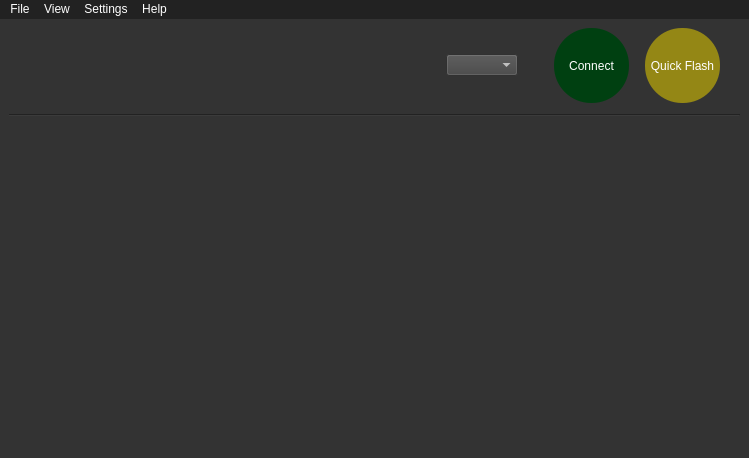
This is configurator/mainwindow.ui in IDV7/betterflight as Qt 5 draws it before an edit. The edited form follows.
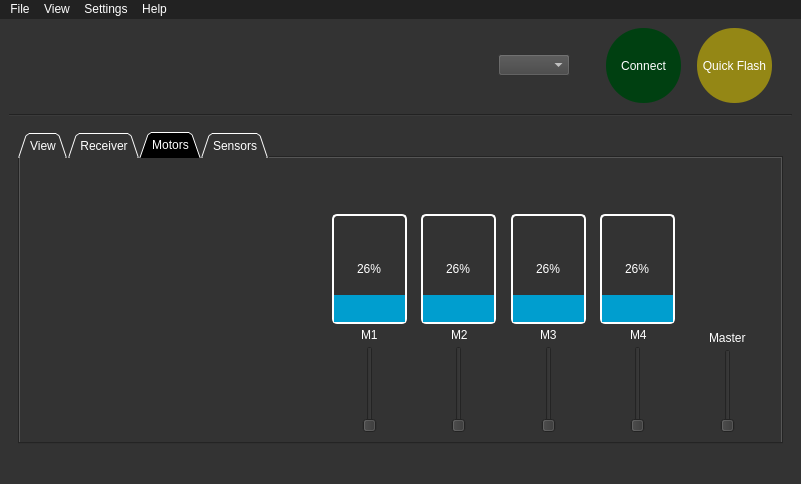
This is the edited form.

Diff of the .ui file:
```diff
--- a/configurator/mainwindow.ui
+++ b/configurator/mainwindow.ui
@@ -6,8 +6,8 @@
    <rect>
     <x>0</x>
     <y>0</y>
-    <width>749</width>
-    <height>458</height>
+    <width>801</width>
+    <height>484</height>
    </rect>
   </property>
   <property name="windowTitle">
@@ -68,7 +68,7 @@
         <property name="sizeHint" stdset="0">
          <size>
           <width>40</width>
-          <height>75</height>
+          <height>0</height>
          </size>
         </property>
        </spacer>
@@ -349,7 +349,854 @@
           </item>
          </layout>
         </widget>
-        <widget class="QWidget" name="pSettings"/>
+        <widget class="QWidget" name="pConfigurator">
+         <layout class="QHBoxLayout" name="horizontalLayout_3" stretch="0">
+          <item>
+           <widget class="QTabWidget" name="twConfigTabs">
+            <property name="styleSheet">
+             <string notr="true">QTabBar::tab {background:gray;} QTabBar::tab:selected {background:black}</string>
+            </property>
+            <property name="tabPosition">
+             <enum>QTabWidget::North</enum>
+            </property>
+            <property name="tabShape">
+             <enum>QTabWidget::Triangular</enum>
+            </property>
+            <property name="currentIndex">
+             <number>2</number>
+            </property>
+            <widget class="QWidget" name="View">
+             <attribute name="title">
+              <string>View</string>
+             </attribute>
+            </widget>
+            <widget class="QWidget" name="Receiver">
+             <attribute name="title">
+              <string>Receiver</string>
+             </attribute>
+            </widget>
+            <widget class="QWidget" name="Motors">
+             <property name="styleSheet">
+              <string notr="true"/>
+             </property>
+             <attribute name="title">
+              <string>Motors</string>
+             </attribute>
+             <layout class="QHBoxLayout" name="horizontalLayout_19">
+              <item>
+               <spacer name="horizontalSpacer_24">
+                <property name="orientation">
+                 <enum>Qt::Horizontal</enum>
+                </property>
+                <property name="sizeHint" stdset="0">
+                 <size>
+                  <width>329</width>
+                  <height>20</height>
+                 </size>
+                </property>
+               </spacer>
+              </item>
+              <item>
+               <layout class="QVBoxLayout" name="verticalLayout_9">
+                <item>
+                 <spacer name="verticalSpacer_3">
+                  <property name="orientation">
+                   <enum>Qt::Vertical</enum>
+                  </property>
+                  <property name="sizeHint" stdset="0">
+                   <size>
+                    <width>20</width>
+                    <height>1</height>
+                   </size>
+                  </property>
+                 </spacer>
+                </item>
+                <item>
+                 <layout class="QHBoxLayout" name="horizontalLayout_18">
+                  <property name="spacing">
+                   <number>1</number>
+                  </property>
+                  <item>
+                   <layout class="QVBoxLayout" name="verticalLayout_8">
+                    <item>
+                     <layout class="QHBoxLayout" name="horizontalLayout_13">
+                      <item>
+                       <widget class="QProgressBar" name="progressBar_8">
+                        <property name="sizePolicy">
+                         <sizepolicy hsizetype="Fixed" vsizetype="Expanding">
+                          <horstretch>0</horstretch>
+                          <verstretch>0</verstretch>
+                         </sizepolicy>
+                        </property>
+                        <property name="minimumSize">
+                         <size>
+                          <width>75</width>
+                          <height>110</height>
+                         </size>
+                        </property>
+                        <property name="baseSize">
+                         <size>
+                          <width>0</width>
+                          <height>0</height>
+                         </size>
+                        </property>
+                        <property name="styleSheet">
+                         <string notr="true">QProgressBar {
+    border: 2px solid white;
+    border-radius: 5px;
+    background: transparent;
+}
+QProgressBar::chunk {
+    background-color: #009ecf;
+}</string>
+                        </property>
+                        <property name="value">
+                         <number>26</number>
+                        </property>
+                        <property name="alignment">
+                         <set>Qt::AlignCenter</set>
+                        </property>
+                        <property name="textVisible">
+                         <bool>true</bool>
+                        </property>
+                        <property name="orientation">
+                         <enum>Qt::Vertical</enum>
+                        </property>
+                       </widget>
+                      </item>
+                     </layout>
+                    </item>
+                    <item>
+                     <layout class="QHBoxLayout" name="horizontalLayout_14">
+                      <item>
+                       <spacer name="horizontalSpacer_16">
+                        <property name="orientation">
+                         <enum>Qt::Horizontal</enum>
+                        </property>
+                        <property name="sizeHint" stdset="0">
+                         <size>
+                          <width>0</width>
+                          <height>20</height>
+                         </size>
+                        </property>
+                       </spacer>
+                      </item>
+                      <item>
+                       <widget class="QLabel" name="label_10">
+                        <property name="sizePolicy">
+                         <sizepolicy hsizetype="Minimum" vsizetype="Preferred">
+                          <horstretch>0</horstretch>
+                          <verstretch>0</verstretch>
+                         </sizepolicy>
+                        </property>
+                        <property name="minimumSize">
+                         <size>
+                          <width>10</width>
+                          <height>0</height>
+                         </size>
+                        </property>
+                        <property name="text">
+                         <string>M1</string>
+                        </property>
+                       </widget>
+                      </item>
+                      <item>
+                       <spacer name="horizontalSpacer_17">
+                        <property name="orientation">
+                         <enum>Qt::Horizontal</enum>
+                        </property>
+                        <property name="sizeHint" stdset="0">
+                         <size>
+                          <width>0</width>
+                          <height>20</height>
+                         </size>
+                        </property>
+                       </spacer>
+                      </item>
+                     </layout>
+                    </item>
+                    <item>
+                     <layout class="QHBoxLayout" name="horizontalLayout_15">
+                      <item>
+                       <spacer name="horizontalSpacer_18">
+                        <property name="orientation">
+                         <enum>Qt::Horizontal</enum>
+                        </property>
+                        <property name="sizeHint" stdset="0">
+                         <size>
+                          <width>40</width>
+                          <height>20</height>
+                         </size>
+                        </property>
+                       </spacer>
+                      </item>
+                      <item>
+                       <widget class="QSlider" name="verticalSlider_9">
+                        <property name="sizePolicy">
+                         <sizepolicy hsizetype="Fixed" vsizetype="Expanding">
+                          <horstretch>0</horstretch>
+                          <verstretch>0</verstretch>
+                         </sizepolicy>
+                        </property>
+                        <property name="minimumSize">
+                         <size>
+                          <width>0</width>
+                          <height>75</height>
+                         </size>
+                        </property>
+                        <property name="maximumSize">
+                         <size>
+                          <width>16777215</width>
+                          <height>16777215</height>
+                         </size>
+                        </property>
+                        <property name="layoutDirection">
+                         <enum>Qt::LeftToRight</enum>
+                        </property>
+                        <property name="orientation">
+                         <enum>Qt::Vertical</enum>
+                        </property>
+                       </widget>
+                      </item>
+                      <item>
+                       <spacer name="horizontalSpacer_19">
+                        <property name="orientation">
+                         <enum>Qt::Horizontal</enum>
+                        </property>
+                        <property name="sizeHint" stdset="0">
+                         <size>
+                          <width>40</width>
+                          <height>20</height>
+                         </size>
+                        </property>
+                       </spacer>
+                      </item>
+                     </layout>
+                    </item>
+                   </layout>
+                  </item>
+                  <item>
+                   <layout class="QVBoxLayout" name="verticalLayout_7">
+                    <item>
+                     <layout class="QHBoxLayout" name="horizontalLayout_10">
+                      <item>
+                       <widget class="QProgressBar" name="progressBar_7">
+                        <property name="sizePolicy">
+                         <sizepolicy hsizetype="Fixed" vsizetype="Expanding">
+                          <horstretch>0</horstretch>
+                          <verstretch>0</verstretch>
+                         </sizepolicy>
+                        </property>
+                        <property name="minimumSize">
+                         <size>
+                          <width>75</width>
+                          <height>110</height>
+                         </size>
+                        </property>
+                        <property name="baseSize">
+                         <size>
+                          <width>0</width>
+                          <height>0</height>
+                         </size>
+                        </property>
+                        <property name="styleSheet">
+                         <string notr="true">QProgressBar {
+    border: 2px solid white;
+    border-radius: 5px;
+    background: transparent;
+}
+QProgressBar::chunk {
+    background-color: #009ecf;
+}</string>
+                        </property>
+                        <property name="value">
+                         <number>26</number>
+                        </property>
+                        <property name="alignment">
+                         <set>Qt::AlignCenter</set>
+                        </property>
+                        <property name="textVisible">
+                         <bool>true</bool>
+                        </property>
+                        <property name="orientation">
+                         <enum>Qt::Vertical</enum>
+                        </property>
+                       </widget>
+                      </item>
+                     </layout>
+                    </item>
+                    <item>
+                     <layout class="QHBoxLayout" name="horizontalLayout_11">
+                      <item>
+                       <spacer name="horizontalSpacer_12">
+                        <property name="orientation">
+                         <enum>Qt::Horizontal</enum>
+                        </property>
+                        <property name="sizeHint" stdset="0">
+                         <size>
+                          <width>0</width>
+                          <height>20</height>
+                         </size>
+                        </property>
+                       </spacer>
+                      </item>
+                      <item>
+                       <widget class="QLabel" name="label_9">
+                        <property name="sizePolicy">
+                         <sizepolicy hsizetype="Minimum" vsizetype="Preferred">
+                          <horstretch>0</horstretch>
+                          <verstretch>0</verstretch>
+                         </sizepolicy>
+                        </property>
+                        <property name="minimumSize">
+                         <size>
+                          <width>10</width>
+                          <height>0</height>
+                         </size>
+                        </property>
+                        <property name="text">
+                         <string>M2</string>
+                        </property>
+                       </widget>
+                      </item>
+                      <item>
+                       <spacer name="horizontalSpacer_13">
+                        <property name="orientation">
+                         <enum>Qt::Horizontal</enum>
+                        </property>
+                        <property name="sizeHint" stdset="0">
+                         <size>
+                          <width>0</width>
+                          <height>20</height>
+                         </size>
+                        </property>
+                       </spacer>
+                      </item>
+                     </layout>
+                    </item>
+                    <item>
+                     <layout class="QHBoxLayout" name="horizontalLayout_12">
+                      <item>
+                       <spacer name="horizontalSpacer_14">
+                        <property name="orientation">
+                         <enum>Qt::Horizontal</enum>
+                        </property>
+                        <property name="sizeHint" stdset="0">
+                         <size>
+                          <width>40</width>
+                          <height>20</height>
+                         </size>
+                        </property>
+                       </spacer>
+                      </item>
+                      <item>
+                       <widget class="QSlider" name="verticalSlider_8">
+                        <property name="sizePolicy">
+                         <sizepolicy hsizetype="Fixed" vsizetype="Expanding">
+                          <horstretch>0</horstretch>
+                          <verstretch>0</verstretch>
+                         </sizepolicy>
+                        </property>
+                        <property name="minimumSize">
+                         <size>
+                          <width>0</width>
+                          <height>75</height>
+                         </size>
+                        </property>
+                        <property name="maximumSize">
+                         <size>
+                          <width>16777215</width>
+                          <height>16777215</height>
+                         </size>
+                        </property>
+                        <property name="layoutDirection">
+                         <enum>Qt::LeftToRight</enum>
+                        </property>
+                        <property name="orientation">
+                         <enum>Qt::Vertical</enum>
+                        </property>
+                       </widget>
+                      </item>
+                      <item>
+                       <spacer name="horizontalSpacer_15">
+                        <property name="orientation">
+                         <enum>Qt::Horizontal</enum>
+                        </property>
+                        <property name="sizeHint" stdset="0">
+                         <size>
+                          <width>40</width>
+                          <height>20</height>
+                         </size>
+                        </property>
+                       </spacer>
+                      </item>
+                     </layout>
+                    </item>
+                   </layout>
+                  </item>
+                  <item>
+                   <layout class="QVBoxLayout" name="verticalLayout_5">
+                    <item>
+                     <layout class="QHBoxLayout" name="horizontalLayout_6">
+                      <item>
+                       <widget class="QProgressBar" name="progressBar_5">
+                        <property name="sizePolicy">
+                         <sizepolicy hsizetype="Fixed" vsizetype="Expanding">
+                          <horstretch>0</horstretch>
+                          <verstretch>0</verstretch>
+                         </sizepolicy>
+                        </property>
+                        <property name="minimumSize">
+                         <size>
+                          <width>75</width>
+                          <height>110</height>
+                         </size>
+                        </property>
+                        <property name="baseSize">
+                         <size>
+                          <width>0</width>
+                          <height>0</height>
+                         </size>
+                        </property>
+                        <property name="styleSheet">
+                         <string notr="true">QProgressBar {
+    border: 2px solid white;
+    border-radius: 5px;
+    background: transparent;
+}
+QProgressBar::chunk {
+    background-color: #009ecf;
+}</string>
+                        </property>
+                        <property name="value">
+                         <number>26</number>
+                        </property>
+                        <property name="alignment">
+                         <set>Qt::AlignCenter</set>
+                        </property>
+                        <property name="textVisible">
+                         <bool>true</bool>
+                        </property>
+                        <property name="orientation">
+                         <enum>Qt::Vertical</enum>
+                        </property>
+                       </widget>
+                      </item>
+                     </layout>
+                    </item>
+                    <item>
+                     <layout class="QHBoxLayout" name="horizontalLayout_5">
+                      <item>
+                       <spacer name="horizontalSpacer_7">
+                        <property name="orientation">
+                         <enum>Qt::Horizontal</enum>
+                        </property>
+                        <property name="sizeType">
+                         <enum>QSizePolicy::Expanding</enum>
+                        </property>
+                        <property name="sizeHint" stdset="0">
+                         <size>
+                          <width>0</width>
+                          <height>20</height>
+                         </size>
+                        </property>
+                       </spacer>
+                      </item>
+                      <item>
+                       <widget class="QLabel" name="label_6">
+                        <property name="sizePolicy">
+                         <sizepolicy hsizetype="Minimum" vsizetype="Preferred">
+                          <horstretch>0</horstretch>
+                          <verstretch>0</verstretch>
+                         </sizepolicy>
+                        </property>
+                        <property name="minimumSize">
+                         <size>
+                          <width>10</width>
+                          <height>0</height>
+                         </size>
+                        </property>
+                        <property name="text">
+                         <string>M3</string>
+                        </property>
+                       </widget>
+                      </item>
+                      <item>
+                       <spacer name="horizontalSpacer_6">
+                        <property name="orientation">
+                         <enum>Qt::Horizontal</enum>
+                        </property>
+                        <property name="sizeHint" stdset="0">
+                         <size>
+                          <width>0</width>
+                          <height>20</height>
+                         </size>
+                        </property>
+                       </spacer>
+                      </item>
+                     </layout>
+                    </item>
+                    <item>
+                     <layout class="QHBoxLayout" name="horizontalLayout_4">
+                      <item>
+                       <spacer name="horizontalSpacer_5">
+                        <property name="orientation">
+                         <enum>Qt::Horizontal</enum>
+                        </property>
+                        <property name="sizeHint" stdset="0">
+                         <size>
+                          <width>40</width>
+                          <height>20</height>
+                         </size>
+                        </property>
+                       </spacer>
+                      </item>
+                      <item>
+                       <widget class="QSlider" name="verticalSlider_6">
+                        <property name="sizePolicy">
+                         <sizepolicy hsizetype="Fixed" vsizetype="Expanding">
+                          <horstretch>0</horstretch>
+                          <verstretch>0</verstretch>
+                         </sizepolicy>
+                        </property>
+                        <property name="minimumSize">
+                         <size>
+                          <width>0</width>
+                          <height>75</height>
+                         </size>
+                        </property>
+                        <property name="maximumSize">
+                         <size>
+                          <width>16777215</width>
+                          <height>16777215</height>
+                         </size>
+                        </property>
+                        <property name="layoutDirection">
+                         <enum>Qt::LeftToRight</enum>
+                        </property>
+                        <property name="orientation">
+                         <enum>Qt::Vertical</enum>
+                        </property>
+                       </widget>
+                      </item>
+                      <item>
+                       <spacer name="horizontalSpacer_4">
+                        <property name="orientation">
+                         <enum>Qt::Horizontal</enum>
+                        </property>
+                        <property name="sizeHint" stdset="0">
+                         <size>
+                          <width>40</width>
+                          <height>20</height>
+                         </size>
+                        </property>
+                       </spacer>
+                      </item>
+                     </layout>
+                    </item>
+                   </layout>
+                  </item>
+                  <item>
+                   <layout class="QVBoxLayout" name="verticalLayout_6">
+                    <item>
+                     <layout class="QHBoxLayout" name="horizontalLayout_7">
+                      <item>
+                       <widget class="QProgressBar" name="progressBar_6">
+                        <property name="sizePolicy">
+                         <sizepolicy hsizetype="Fixed" vsizetype="Expanding">
+                          <horstretch>0</horstretch>
+                          <verstretch>0</verstretch>
+                         </sizepolicy>
+                        </property>
+                        <property name="minimumSize">
+                         <size>
+                          <width>75</width>
+                          <height>110</height>
+                         </size>
+                        </property>
+                        <property name="baseSize">
+                         <size>
+                          <width>0</width>
+                          <height>0</height>
+                         </size>
+                        </property>
+                        <property name="styleSheet">
+                         <string notr="true">QProgressBar {
+    border: 2px solid white;
+    border-radius: 5px;
+    background: transparent;
+}
+QProgressBar::chunk {
+    background-color: #009ecf;
+}</string>
+                        </property>
+                        <property name="value">
+                         <number>26</number>
+                        </property>
+                        <property name="alignment">
+                         <set>Qt::AlignCenter</set>
+                        </property>
+                        <property name="textVisible">
+                         <bool>true</bool>
+                        </property>
+                        <property name="orientation">
+                         <enum>Qt::Vertical</enum>
+                        </property>
+                       </widget>
+                      </item>
+                     </layout>
+                    </item>
+                    <item>
+                     <layout class="QHBoxLayout" name="horizontalLayout_8">
+                      <item>
+                       <spacer name="horizontalSpacer_8">
+                        <property name="orientation">
+                         <enum>Qt::Horizontal</enum>
+                        </property>
+                        <property name="sizeHint" stdset="0">
+                         <size>
+                          <width>0</width>
+                          <height>20</height>
+                         </size>
+                        </property>
+                       </spacer>
+                      </item>
+                      <item>
+                       <widget class="QLabel" name="label_8">
+                        <property name="sizePolicy">
+                         <sizepolicy hsizetype="Minimum" vsizetype="Preferred">
+                          <horstretch>0</horstretch>
+                          <verstretch>0</verstretch>
+                         </sizepolicy>
+                        </property>
+                        <property name="minimumSize">
+                         <size>
+                          <width>10</width>
+                          <height>0</height>
+                         </size>
+                        </property>
+                        <property name="text">
+                         <string>M4</string>
+                        </property>
+                       </widget>
+                      </item>
+                      <item>
+                       <spacer name="horizontalSpacer_9">
+                        <property name="orientation">
+                         <enum>Qt::Horizontal</enum>
+                        </property>
+                        <property name="sizeHint" stdset="0">
+                         <size>
+                          <width>0</width>
+                          <height>20</height>
+                         </size>
+                        </property>
+                       </spacer>
+                      </item>
+                     </layout>
+                    </item>
+                    <item>
+                     <layout class="QHBoxLayout" name="horizontalLayout_9">
+                      <item>
+                       <spacer name="horizontalSpacer_10">
+                        <property name="orientation">
+                         <enum>Qt::Horizontal</enum>
+                        </property>
+                        <property name="sizeHint" stdset="0">
+                         <size>
+                          <width>40</width>
+                          <height>20</height>
+                         </size>
+                        </property>
+                       </spacer>
+                      </item>
+                      <item>
+                       <widget class="QSlider" name="verticalSlider_7">
+                        <property name="sizePolicy">
+                         <sizepolicy hsizetype="Fixed" vsizetype="Expanding">
+                          <horstretch>0</horstretch>
+                          <verstretch>0</verstretch>
+                         </sizepolicy>
+                        </property>
+                        <property name="minimumSize">
+                         <size>
+                          <width>0</width>
+                          <height>75</height>
+                         </size>
+                        </property>
+                        <property name="maximumSize">
+                         <size>
+                          <width>16777215</width>
+                          <height>16777215</height>
+                         </size>
+                        </property>
+                        <property name="layoutDirection">
+                         <enum>Qt::LeftToRight</enum>
+                        </property>
+                        <property name="orientation">
+                         <enum>Qt::Vertical</enum>
+                        </property>
+                       </widget>
+                      </item>
+                      <item>
+                       <spacer name="horizontalSpacer_11">
+                        <property name="orientation">
+                         <enum>Qt::Horizontal</enum>
+                        </property>
+                        <property name="sizeHint" stdset="0">
+                         <size>
+                          <width>40</width>
+                          <height>20</height>
+                         </size>
+                        </property>
+                       </spacer>
+                      </item>
+                     </layout>
+                    </item>
+                   </layout>
+                  </item>
+                  <item>
+                   <layout class="QVBoxLayout" name="verticalLayout_4">
+                    <item>
+                     <spacer name="verticalSpacer_2">
+                      <property name="orientation">
+                       <enum>Qt::Vertical</enum>
+                      </property>
+                      <property name="sizeType">
+                       <enum>QSizePolicy::Fixed</enum>
+                      </property>
+                      <property name="sizeHint" stdset="0">
+                       <size>
+                        <width>75</width>
+                        <height>114</height>
+                       </size>
+                      </property>
+                     </spacer>
+                    </item>
+                    <item>
+                     <layout class="QHBoxLayout" name="horizontalLayout_17">
+                      <item>
+                       <spacer name="horizontalSpacer_22">
+                        <property name="orientation">
+                         <enum>Qt::Horizontal</enum>
+                        </property>
+                        <property name="sizeHint" stdset="0">
+                         <size>
+                          <width>0</width>
+                          <height>20</height>
+                         </size>
+                        </property>
+                       </spacer>
+                      </item>
+                      <item>
+                       <widget class="QLabel" name="label_11">
+                        <property name="sizePolicy">
+                         <sizepolicy hsizetype="Minimum" vsizetype="Preferred">
+                          <horstretch>0</horstretch>
+                          <verstretch>0</verstretch>
+                         </sizepolicy>
+                        </property>
+                        <property name="minimumSize">
+                         <size>
+                          <width>10</width>
+                          <height>0</height>
+                         </size>
+                        </property>
+                        <property name="text">
+                         <string>Master</string>
+                        </property>
+                       </widget>
+                      </item>
+                      <item>
+                       <spacer name="horizontalSpacer_23">
+                        <property name="orientation">
+                         <enum>Qt::Horizontal</enum>
+                        </property>
+                        <property name="sizeHint" stdset="0">
+                         <size>
+                          <width>0</width>
+                          <height>20</height>
+                         </size>
+                        </property>
+                       </spacer>
+                      </item>
+                     </layout>
+                    </item>
+                    <item>
+                     <layout class="QHBoxLayout" name="horizontalLayout_16">
+                      <item>
+                       <spacer name="horizontalSpacer_20">
+                        <property name="orientation">
+                         <enum>Qt::Horizontal</enum>
+                        </property>
+                        <property name="sizeHint" stdset="0">
+                         <size>
+                          <width>40</width>
+                          <height>20</height>
+                         </size>
+                        </property>
+                       </spacer>
+                      </item>
+                      <item>
+                       <widget class="QSlider" name="verticalSlider_10">
+                        <property name="sizePolicy">
+                         <sizepolicy hsizetype="Fixed" vsizetype="Expanding">
+                          <horstretch>0</horstretch>
+                          <verstretch>0</verstretch>
+                         </sizepolicy>
+                        </property>
+                        <property name="minimumSize">
+                         <size>
+                          <width>0</width>
+                          <height>75</height>
+                         </size>
+                        </property>
+                        <property name="maximumSize">
+                         <size>
+                          <width>16777215</width>
+                          <height>16777215</height>
+                         </size>
+                        </property>
+                        <property name="layoutDirection">
+                         <enum>Qt::LeftToRight</enum>
+                        </property>
+                        <property name="orientation">
+                         <enum>Qt::Vertical</enum>
+                        </property>
+                       </widget>
+                      </item>
+                      <item>
+                       <spacer name="horizontalSpacer_21">
+                        <property name="orientation">
+                         <enum>Qt::Horizontal</enum>
+                        </property>
+                        <property name="sizeHint" stdset="0">
+                         <size>
+                          <width>40</width>
+                          <height>20</height>
+                         </size>
+                        </property>
+                       </spacer>
+                      </item>
+                     </layout>
+                    </item>
+                   </layout>
+                  </item>
+                 </layout>
+                </item>
+               </layout>
+              </item>
+             </layout>
+            </widget>
+            <widget class="QWidget" name="Sensors">
+             <attribute name="title">
+              <string>Sensors</string>
+             </attribute>
+            </widget>
+           </widget>
+          </item>
+         </layout>
+        </widget>
        </widget>
       </item>
      </layout>
@@ -361,7 +1208,7 @@
     <rect>
      <x>0</x>
      <y>0</y>
-     <width>749</width>
+     <width>801</width>
      <height>22</height>
     </rect>
    </property>
```
Left out of the diff: 9 changed lines with no effect on the pictures.
